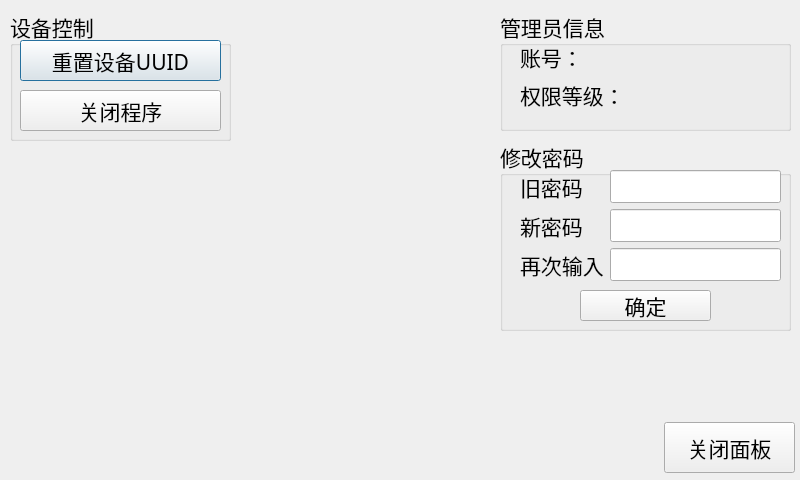
Old version of the form ui/Ui_Operator.ui in the repository limelisest/pyqt5-guide.
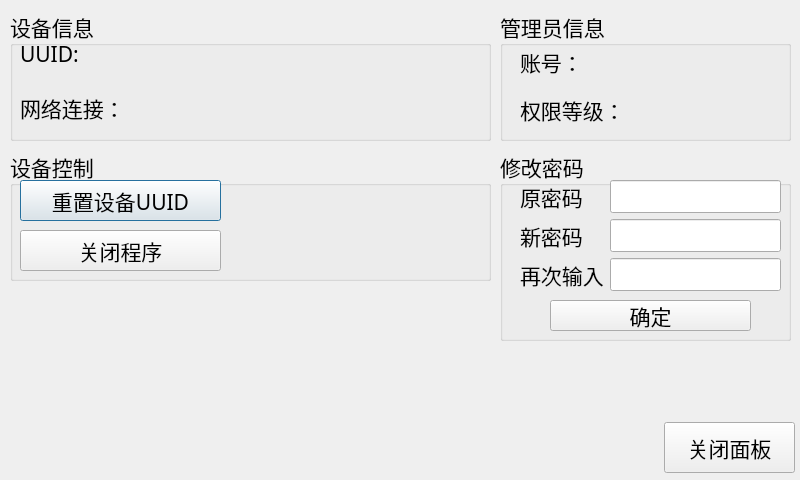
New version of the form.

Commit message: 管理员面板实现了管理员密码修改

```diff
--- a/ui/Ui_Operator.ui
+++ b/ui/Ui_Operator.ui
@@ -35,8 +35,8 @@
    <property name="geometry">
     <rect>
      <x>10</x>
-     <y>10</y>
-     <width>221</width>
+     <y>150</y>
+     <width>481</width>
      <height>131</height>
     </rect>
    </property>
@@ -76,7 +76,7 @@
      <x>500</x>
      <y>10</y>
      <width>291</width>
-     <height>121</height>
+     <height>131</height>
     </rect>
    </property>
    <property name="title">
@@ -88,7 +88,7 @@
       <x>20</x>
       <y>30</y>
       <width>261</width>
-      <height>71</height>
+      <height>91</height>
      </rect>
     </property>
     <layout class="QVBoxLayout" name="verticalLayout">
@@ -113,7 +113,7 @@
    <property name="geometry">
     <rect>
      <x>500</x>
-     <y>140</y>
+     <y>150</y>
      <width>291</width>
      <height>191</height>
     </rect>
@@ -140,7 +140,7 @@
      <item row="0" column="0">
       <widget class="QLabel" name="label">
        <property name="text">
-        <string>旧密码</string>
+        <string>原密码</string>
        </property>
       </widget>
      </item>
@@ -184,9 +184,9 @@
    <widget class="QPushButton" name="button_change_password">
     <property name="geometry">
      <rect>
-      <x>80</x>
+      <x>50</x>
       <y>150</y>
-      <width>131</width>
+      <width>201</width>
       <height>31</height>
      </rect>
     </property>
@@ -208,6 +208,45 @@
     <string>关闭面板</string>
    </property>
   </widget>
+  <widget class="QGroupBox" name="groupBox_4">
+   <property name="geometry">
+    <rect>
+     <x>10</x>
+     <y>10</y>
+     <width>481</width>
+     <height>131</height>
+    </rect>
+   </property>
+   <property name="title">
+    <string>设备信息</string>
+   </property>
+   <widget class="QWidget" name="verticalLayoutWidget_2">
+    <property name="geometry">
+     <rect>
+      <x>10</x>
+      <y>20</y>
+      <width>461</width>
+      <height>101</height>
+     </rect>
+    </property>
+    <layout class="QVBoxLayout" name="verticalLayout_2">
+     <item>
+      <widget class="QLabel" name="label_uuid">
+       <property name="text">
+        <string>UUID:</string>
+       </property>
+      </widget>
+     </item>
+     <item>
+      <widget class="QLabel" name="label_network">
+       <property name="text">
+        <string>网络连接：</string>
+       </property>
+      </widget>
+     </item>
+    </layout>
+   </widget>
+  </widget>
  </widget>
  <resources/>
  <connections/>
```
The commit also changes 6 other files.
